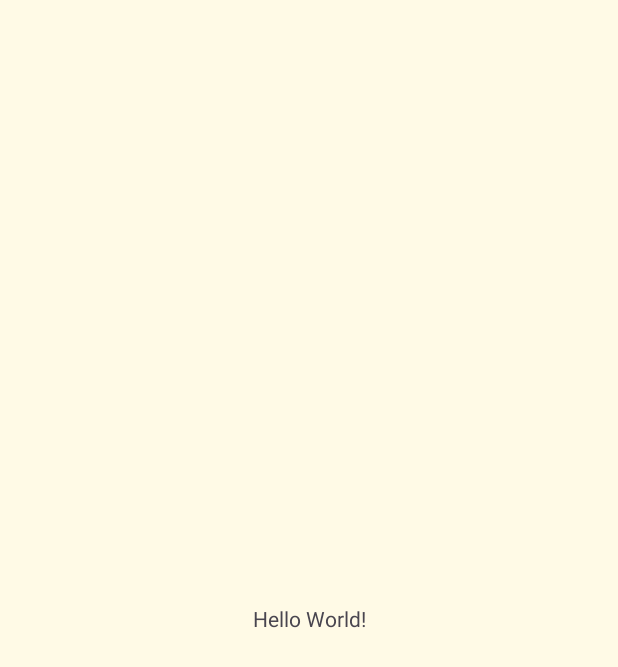
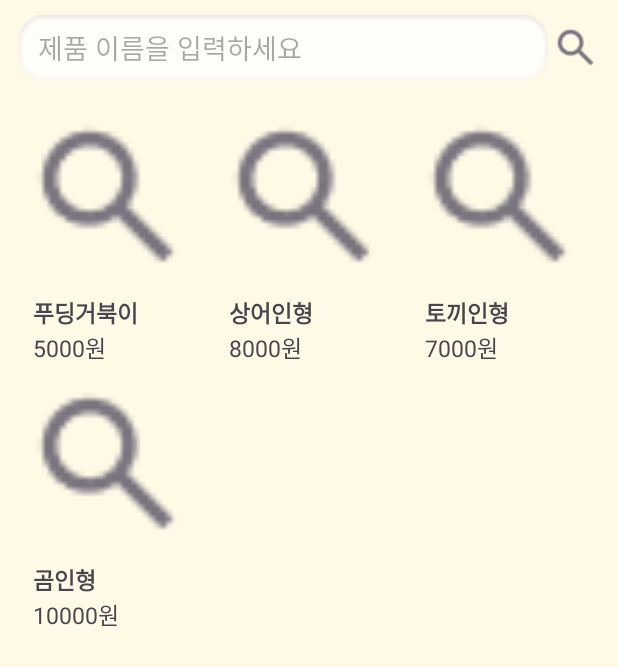
Before and after one commit to zuhugirlfuran/PogDagPogDag, an Android app: the screen it shows after launch (MainActivity), on a phone screen of 412 x 824 dp. Before the commit the part shown is almost empty. Shown: the top 667 px of the screen. Run offline under Robolectric (Android 15) with nearby library versions, the light colour scheme and no system bars.

Commit message:
상품 리사이클러뷰 구현 완료

```diff
--- a/snuggle_final_app/app/build.gradle.kts
+++ b/snuggle_final_app/app/build.gradle.kts
@@ -33,6 +33,9 @@ android {
     kotlinOptions {
         jvmTarget = "1.8"
     }
+    viewBinding {
+        enable = true
+    }
 }
 
 dependencies {
@@ -45,4 +48,8 @@ dependencies {
     testImplementation(libs.junit)
     androidTestImplementation(libs.androidx.junit)
     androidTestImplementation(libs.androidx.espresso.core)
+
+    implementation (libs.glide)
+    annotationProcessor (libs.compiler)
+
 }
--- a/snuggle_final_app/app/src/main/java/com/ssafy/snuggle_final_app/MainActivity.kt
+++ b/snuggle_final_app/app/src/main/java/com/ssafy/snuggle_final_app/MainActivity.kt
@@ -5,16 +5,21 @@ import androidx.activity.enableEdgeToEdge
 import androidx.appcompat.app.AppCompatActivity
 import androidx.core.view.ViewCompat
 import androidx.core.view.WindowInsetsCompat
+import com.ssafy.snuggle_final_app.databinding.ActivityMainBinding
+import com.ssafy.snuggle_final_app.product.ProductFragment
 
 class MainActivity : AppCompatActivity() {
+
+    lateinit var binding: ActivityMainBinding
     override fun onCreate(savedInstanceState: Bundle?) {
         super.onCreate(savedInstanceState)
-        enableEdgeToEdge()
-        setContentView(R.layout.activity_main)
-        ViewCompat.setOnApplyWindowInsetsListener(findViewById(R.id.main)) { v, insets ->
-            val systemBars = insets.getInsets(WindowInsetsCompat.Type.systemBars())
-            v.setPadding(systemBars.left, systemBars.top, systemBars.right, systemBars.bottom)
-            insets
-        }
+        binding = ActivityMainBinding.inflate(layoutInflater)
+        setContentView(binding.root)
+
+        supportFragmentManager.beginTransaction()
+            .replace(R.id.fragment_container, ProductFragment())
+            .commit()
+
+
     }
 }
--- /dev/null
+++ b/snuggle_final_app/app/src/main/java/com/ssafy/snuggle_final_app/data/Product.kt
@@ -0,0 +1,8 @@
+package com.ssafy.snuggle_final_app.data
+
+data class Product(
+    val id: Int,
+    val name: String,
+    val price: String,
+    val imageResId: Int // 이미지 리소스 ID
+)
--- /dev/null
+++ b/snuggle_final_app/app/src/main/java/com/ssafy/snuggle_final_app/product/ProductAdapter.kt
@@ -0,0 +1,58 @@
+package com.ssafy.snuggle_final_app.product
+
+import android.content.Context
+import android.view.LayoutInflater
+import android.view.ViewGroup
+import androidx.core.content.ContextCompat
+import androidx.core.graphics.drawable.toDrawable
+import androidx.recyclerview.widget.RecyclerView
+import androidx.recyclerview.widget.RecyclerView.ViewHolder
+import com.bumptech.glide.Glide
+import com.bumptech.glide.load.resource.bitmap.RoundedCorners
+import com.bumptech.glide.request.RequestOptions
+import com.ssafy.snuggle_final_app.R
+import com.ssafy.snuggle_final_app.data.Product
+import com.ssafy.snuggle_final_app.databinding.ItemProductListBinding
+
+class ProductAdapter(
+
+    private val productList: MutableList<Product>,
+    private val onItemClick: (Product) -> Unit
+) : RecyclerView.Adapter<ProductAdapter.ProductViewHolder>() {
+
+    class ProductViewHolder(private val binding: ItemProductListBinding) :
+        ViewHolder(binding.root) {
+        fun bind(product: Product , onItemClick: (Product) -> Unit) {
+
+            val requestOptions = RequestOptions().transform(RoundedCorners(50))// 둥글기 설정
+            Glide.with(binding.productIv)
+                .load(product.imageResId) // 리소스 또는 URL
+                .apply(requestOptions)
+                .into(binding.productIv)
+
+            // binding.productIv.setImageResource(product.imageResId)
+            binding.productTvName.text = product.name
+            binding.productTvPrice.text = "${product.price}원"
+
+            // 클릭 이벤트 처리
+            binding.root.setOnClickListener { onItemClick(product) }
+        }
+    }
+
+    override fun onCreateViewHolder(parent: ViewGroup, viewType: Int): ProductViewHolder {
+        val binding = ItemProductListBinding.inflate(
+            LayoutInflater.from(parent.context),
+            parent,
+            false
+        )
+        return ProductViewHolder(binding)
+    }
+
+    override fun getItemCount(): Int = productList.size
+
+    override fun onBindViewHolder(holder: ProductViewHolder, position: Int) {
+        holder.bind(productList[position], onItemClick)
+    }
+
+
+}
--- /dev/null
+++ b/snuggle_final_app/app/src/main/java/com/ssafy/snuggle_final_app/product/ProductFragment.kt
@@ -0,0 +1,64 @@
+package com.ssafy.snuggle_final_app.product
+
+import android.os.Bundle
+import androidx.fragment.app.Fragment
+import android.view.LayoutInflater
+import android.view.View
+import android.view.ViewGroup
+import android.widget.Toast
+import androidx.recyclerview.widget.GridLayoutManager
+import com.ssafy.snuggle_final_app.R
+import com.ssafy.snuggle_final_app.data.Product
+import com.ssafy.snuggle_final_app.databinding.FragmentProductBinding
+
+class ProductFragment : Fragment() {
+
+    private var _binding: FragmentProductBinding? = null
+    private val binding get() = _binding!!
+
+    private lateinit var adapter: ProductAdapter
+    override fun onCreate(savedInstanceState: Bundle?) {
+        super.onCreate(savedInstanceState)
+
+    }
+
+    override fun onCreateView(
+        inflater: LayoutInflater, container: ViewGroup?,
+        savedInstanceState: Bundle?
+    ): View? {
+        _binding = FragmentProductBinding.inflate(inflater, container, false)
+        return binding.root
+    }
+
+    override fun onViewCreated(view: View, savedInstanceState: Bundle?) {
+        super.onViewCreated(view, savedInstanceState)
+        initAdapter()
+    }
+
+    private fun initAdapter() {
+
+        val productList = mutableListOf(
+            Product(1, "푸딩거북이", "5000", R.drawable.product_btn_search),
+            Product(2, "상어인형", "8000",R.drawable.product_btn_search),
+            Product(3, "토끼인형", "7000",R.drawable.product_btn_search),
+            Product(4, "곰인형", "10000",R.drawable.product_btn_search)
+        )
+
+
+        adapter = ProductAdapter(productList) { product ->
+            Toast.makeText(requireContext(), "${product.name} 클릭됨", Toast.LENGTH_SHORT).show()
+        }
+
+
+        binding.productGridview.adapter = adapter
+        binding.productGridview.layoutManager = GridLayoutManager(requireContext(), 3)
+
+    }
+
+
+    override fun onDestroyView() {
+        super.onDestroyView()
+        _binding = null
+    }
+
+}
--- a/snuggle_final_app/app/src/main/res/layout/activity_main.xml
+++ b/snuggle_final_app/app/src/main/res/layout/activity_main.xml
@@ -7,13 +7,9 @@
     android:layout_height="match_parent"
     tools:context=".MainActivity">
 
-    <TextView
-        android:layout_width="wrap_content"
-        android:layout_height="wrap_content"
-        android:text="Hello World!"
-        app:layout_constraintBottom_toBottomOf="parent"
-        app:layout_constraintEnd_toEndOf="parent"
-        app:layout_constraintStart_toStartOf="parent"
-        app:layout_constraintTop_toTopOf="parent" />
+    <androidx.fragment.app.FragmentContainerView
+        android:id="@+id/fragment_container"
+        android:layout_width="match_parent"
+        android:layout_height="match_parent" />
 
 </androidx.constraintlayout.widget.ConstraintLayout>
--- /dev/null
+++ b/snuggle_final_app/app/src/main/res/layout/fragment_product.xml
@@ -0,0 +1,55 @@
+<?xml version="1.0" encoding="utf-8"?>
+
+<androidx.core.widget.NestedScrollView xmlns:android="http://schemas.android.com/apk/res/android"
+    android:layout_width="match_parent"
+    android:layout_height="match_parent"
+    android:background="#FFFAE6"
+    android:padding="10dp">
+
+    <androidx.constraintlayout.widget.ConstraintLayout xmlns:app="http://schemas.android.com/apk/res-auto"
+        xmlns:tools="http://schemas.android.com/tools"
+        android:layout_width="match_parent"
+        android:layout_height="wrap_content"
+        tools:context=".product.ProductFragment">
+
+        <EditText
+            android:id="@+id/product_et_search"
+            android:layout_width="0dp"
+            android:layout_height="wrap_content"
+            android:layout_alignParentStart="true"
+            android:background="@drawable/product_et_search"
+            android:hint=" 제품 이름을 입력하세요"
+            android:padding="8dp"
+            app:layout_constraintEnd_toStartOf="@+id/product_ib_search"
+            app:layout_constraintStart_toStartOf="parent"
+            app:layout_constraintTop_toTopOf="parent"
+            app:layout_constraintWidth_percent="0.9" />
+
+        <ImageButton
+            android:id="@+id/product_ib_search"
+            android:layout_width="wrap_content"
+            android:layout_height="wrap_content"
+            android:background="@android:color/transparent"
+            android:src="@drawable/product_btn_search"
+            app:layout_constraintBottom_toBottomOf="@id/product_et_search"
+            app:layout_constraintEnd_toEndOf="parent"
+            app:layout_constraintStart_toEndOf="@+id/product_et_search"
+            app:layout_constraintTop_toTopOf="@id/product_et_search" />
+
+        <androidx.recyclerview.widget.RecyclerView
+            android:id="@+id/product_gridview"
+            android:layout_width="match_parent"
+            android:layout_height="wrap_content"
+            android:layout_marginTop="16dp"
+            android:horizontalSpacing="10dp"
+            android:numColumns="3"
+            android:verticalSpacing="28dp"
+            app:layoutManager="androidx.recyclerview.widget.GridLayoutManager"
+            app:layout_constraintTop_toBottomOf="@+id/product_et_search">
+
+        </androidx.recyclerview.widget.RecyclerView>
+
+    </androidx.constraintlayout.widget.ConstraintLayout>
+
+
+</androidx.core.widget.NestedScrollView>
--- /dev/null
+++ b/snuggle_final_app/app/src/main/res/layout/item_product_list.xml
@@ -0,0 +1,33 @@
+<?xml version="1.0" encoding="utf-8"?>
+<LinearLayout xmlns:android="http://schemas.android.com/apk/res/android"
+    xmlns:app="http://schemas.android.com/apk/res-auto"
+    android:layout_width="wrap_content"
+    android:layout_height="wrap_content"
+    android:layout_margin="4dp"
+    android:orientation="vertical">
+
+    <ImageView
+        android:id="@+id/product_iv"
+        android:layout_width="115dp"
+        android:layout_height="115dp"
+        android:backgroundTint="@android:color/transparent"
+        android:scaleType="centerCrop" />
+
+    <TextView
+        android:id="@+id/product_tv_name"
+        android:layout_width="wrap_content"
+        android:layout_height="wrap_content"
+        android:layout_marginStart="8dp"
+        android:layout_marginTop="8dp"
+        android:text="푸딩거북이"
+        android:textSize="15sp"
+        android:textStyle="bold" />
+
+    <TextView
+        android:id="@+id/product_tv_price"
+        android:layout_width="wrap_content"
+        android:layout_height="wrap_content"
+        android:layout_marginStart="8dp"
+        android:text="5,000원"
+        android:textSize="15sp" />
+</LinearLayout>
--- a/snuggle_final_app/app/src/main/res/values/strings.xml
+++ b/snuggle_final_app/app/src/main/res/values/strings.xml
@@ -1,3 +1,5 @@
 <resources>
     <string name="app_name">snuggle_final_app</string>
+    <!-- TODO: Remove or change this placeholder text -->
+    <string name="hello_blank_fragment">Hello blank fragment</string>
 </resources>
--- a/snuggle_final_app/gradle/libs.versions.toml
+++ b/snuggle_final_app/gradle/libs.versions.toml
@@ -1,5 +1,7 @@
 [versions]
 agp = "8.5.0"
+compiler = "4.15.1"
+glide = "4.16.0"
 kotlin = "1.9.0"
 coreKtx = "1.10.1"
 junit = "4.13.2"
@@ -12,6 +14,8 @@ constraintlayout = "2.2.0"
 
 [libraries]
 androidx-core-ktx = { group = "androidx.core", name = "core-ktx", version.ref = "coreKtx" }
+compiler = { module = "com.github.bumptech.glide:compiler", version.ref = "compiler" }
+glide = { module = "com.github.bumptech.glide:glide", version.ref = "glide" }
 junit = { group = "junit", name = "junit", version.ref = "junit" }
 androidx-junit = { group = "androidx.test.ext", name = "junit", version.ref = "junitVersion" }
 androidx-espresso-core = { group = "androidx.test.espresso", name = "espresso-core", version.ref = "espressoCore" }
```
Also changed, not shown: snuggle_final_app/app/src/main/res/drawable/product_btn_search.png (added), snuggle_final_app/app/src/main/res/drawable/product_et_search.png (added).
